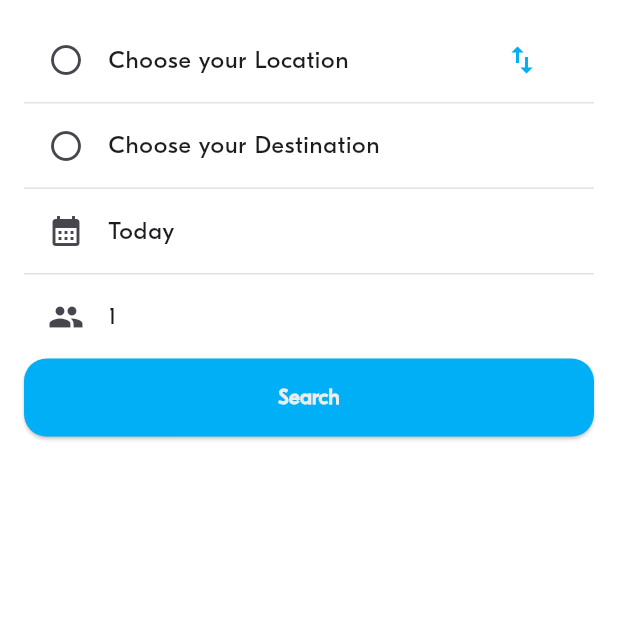
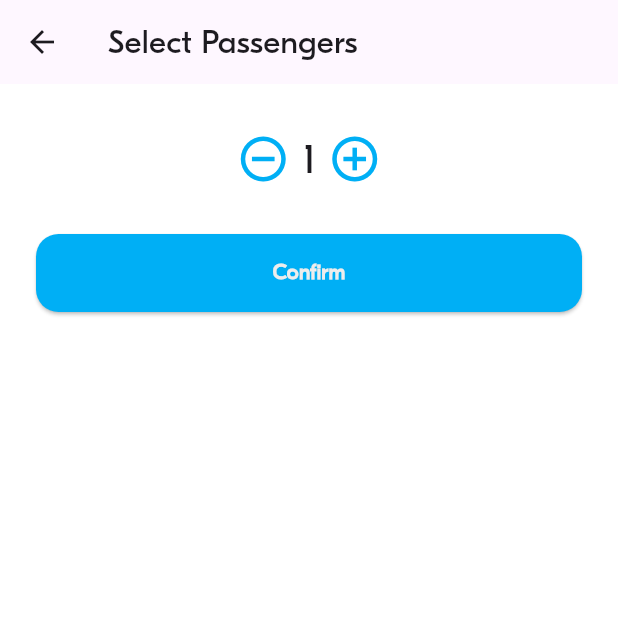
Before and after one commit to Ritsumeotakiri/Flutter-term-2, a Flutter app: the screen it shows after launch, after a tap on an icon or button, on a phone screen of 412 x 824 dp, the top half of it. Run offline on Flutter 3.47's test engine with Material 3 defaults, Android fonts, the phone set to English and light mode, and no system bars; project files that could hold a hidden picture were left out.

Commit message:
implement seat number spinner

```diff
--- a/pratice/lib/screens/ride_pref/widgets/ride_pref_form.dart
+++ b/pratice/lib/screens/ride_pref/widgets/ride_pref_form.dart
@@ -8,6 +8,7 @@ import '../../../utils/animations_util.dart';
 import '../../../utils/date_time_util.dart';
 import '../../../widgets/actions/bla_button.dart';
 import '../../../widgets/display/bla_divider.dart';
+import '../../../widgets/inputs/seat_spinner.dart';
 import '../location_picker.dart';
 
 ///
--- /dev/null
+++ b/pratice/lib/widgets/inputs/seat_spinner.dart
@@ -0,0 +1,111 @@
+// seat_picker.dart
+import 'package:flutter/material.dart';
+import 'package:week_3_blabla_project/theme/theme.dart';
+import 'package:week_3_blabla_project/utils/animations_util.dart';
+import 'package:week_3_blabla_project/widgets/actions/bla_button.dart';
+
+class SeatPicker extends StatefulWidget {
+  // Initial seat count from parent
+  final int initialSeats;
+
+  //Callback to notify parent of seat updates
+  final ValueChanged<int> onSeatsChanged;
+
+  const SeatPicker({
+    super.key,
+    required this.initialSeats,
+    required this.onSeatsChanged,
+  });
+
+  //
+  //Launches the seat picker as a modal dialog
+  //
+  static Future<void> show({
+    required BuildContext context,
+    required int initialSeats,
+    required ValueChanged<int> onSeatsChanged,
+  }) {
+    return Navigator.push(
+      context,
+      //Uses AnimationUtils.createBottomToTopRoute for slide-up animation.
+      AnimationUtils.createBottomToTopRoute(
+        SeatPicker(
+          //Passes parameters to initialize the picker
+          initialSeats: initialSeats,
+          onSeatsChanged: onSeatsChanged,
+        ),
+      ),
+    );
+  }
+
+  @override
+  State<SeatPicker> createState() => _SeatPickerState();
+}
+
+class _SeatPickerState extends State<SeatPicker> {
+  late int _currentSeats;
+
+  @override
+  void initState() {
+    super.initState();
+    _currentSeats = widget.initialSeats;
+  }
+
+  // Method for updating the seats
+  void _updateSeats(int newValue) {
+    setState(() => _currentSeats = newValue);
+    widget.onSeatsChanged(newValue);
+  }
+
+  //Builds the dialog structure
+  @override
+  Widget build(BuildContext context) {
+    return Scaffold(
+      appBar: AppBar(
+        title: const Text("Select Passengers"),
+        leading: IconButton(
+          icon: const Icon(Icons.arrow_back),
+          onPressed: () => Navigator.pop(context),
+        ),
+      ),
+      body: Padding(
+        padding: const EdgeInsets.all(24),
+        child: Column(
+          children: [
+            _buildSeatControls(),
+            const SizedBox(height: 24),
+            BlaButton(
+              type: BlaButtonType.primary,
+              label: "Confirm",
+              onPressedBlaButton: () => Navigator.pop(context),
+            ),
+          ],
+        ),
+      ),
+    );
+  }
+
+  // Implements seat increment/decrement UI
+  Widget _buildSeatControls() {
+    return Row(
+      mainAxisAlignment: MainAxisAlignment.center,
+      children: [
+        //Decrement Button: Disabled at 1 seat
+        IconButton(
+          icon: Icon(Icons.remove_circle_outline,
+              size: 36, color: BlaColors.primary),
+          onPressed:
+              _currentSeats > 1 ? () => _updateSeats(_currentSeats - 1) : null,
+        ),
+        Text('$_currentSeats', style: BlaTextStyles.heading),
+        //Increment Button: Disabled at 4 seats
+        IconButton(
+          icon: Icon(Icons.add_circle_outline,
+              size: 36, color: BlaColors.primary),
+          onPressed:
+              _currentSeats < 4 ? () => _updateSeats(_currentSeats + 1) : null,
+        ),
+      ],
+    );
+  }
+}
```
